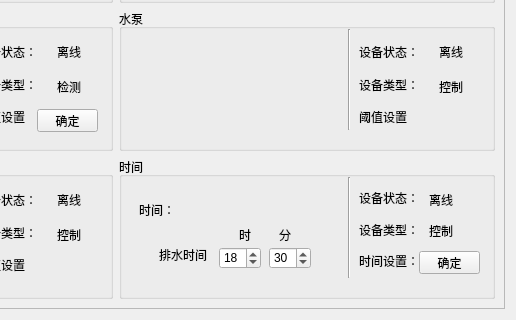
Qt form SRC/10/BYSJ-QTSrc/PastureWaterSYS/homeform.ui (yanganle/bysj2018) before a commit; both pictures show x 284 to 800 and y 160 to 480 of the 800 by 480 pixel window.
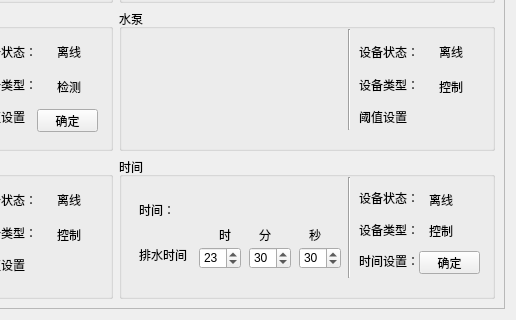
The same form after that commit.

What changed in the file:
```diff
--- a/SRC/10/BYSJ-QTSrc/PastureWaterSYS/homeform.ui
+++ b/SRC/10/BYSJ-QTSrc/PastureWaterSYS/homeform.ui
@@ -701,20 +701,20 @@
          <widget class="QSpinBox" name="shispinBox">
           <property name="geometry">
            <rect>
-            <x>100</x>
+            <x>80</x>
             <y>90</y>
             <width>42</width>
             <height>22</height>
            </rect>
           </property>
           <property name="value">
-           <number>18</number>
+           <number>23</number>
           </property>
          </widget>
          <widget class="QSpinBox" name="fenspinBox">
           <property name="geometry">
            <rect>
-            <x>150</x>
+            <x>130</x>
             <y>90</y>
             <width>42</width>
             <height>22</height>
@@ -740,7 +740,7 @@
          <widget class="QLabel" name="watlStatelabel_3">
           <property name="geometry">
            <rect>
-            <x>120</x>
+            <x>100</x>
             <y>70</y>
             <width>16</width>
             <height>16</height>
@@ -753,7 +753,7 @@
          <widget class="QLabel" name="watlStatelabel_4">
           <property name="geometry">
            <rect>
-            <x>160</x>
+            <x>140</x>
             <y>70</y>
             <width>16</width>
             <height>16</height>
@@ -766,7 +766,7 @@
          <widget class="QLabel" name="watlStatelabel_6">
           <property name="geometry">
            <rect>
-            <x>40</x>
+            <x>20</x>
             <y>90</y>
             <width>51</width>
             <height>16</height>
@@ -880,6 +880,32 @@
            <string>时间：</string>
           </property>
          </widget>
+         <widget class="QLabel" name="watlStatelabel_5">
+          <property name="geometry">
+           <rect>
+            <x>190</x>
+            <y>70</y>
+            <width>16</width>
+            <height>16</height>
+           </rect>
+          </property>
+          <property name="text">
+           <string>秒</string>
+          </property>
+         </widget>
+         <widget class="QSpinBox" name="miaospinBox">
+          <property name="geometry">
+           <rect>
+            <x>180</x>
+            <y>90</y>
+            <width>42</width>
+            <height>22</height>
+           </rect>
+          </property>
+          <property name="value">
+           <number>30</number>
+          </property>
+         </widget>
         </widget>
        </item>
       </layout>
```
